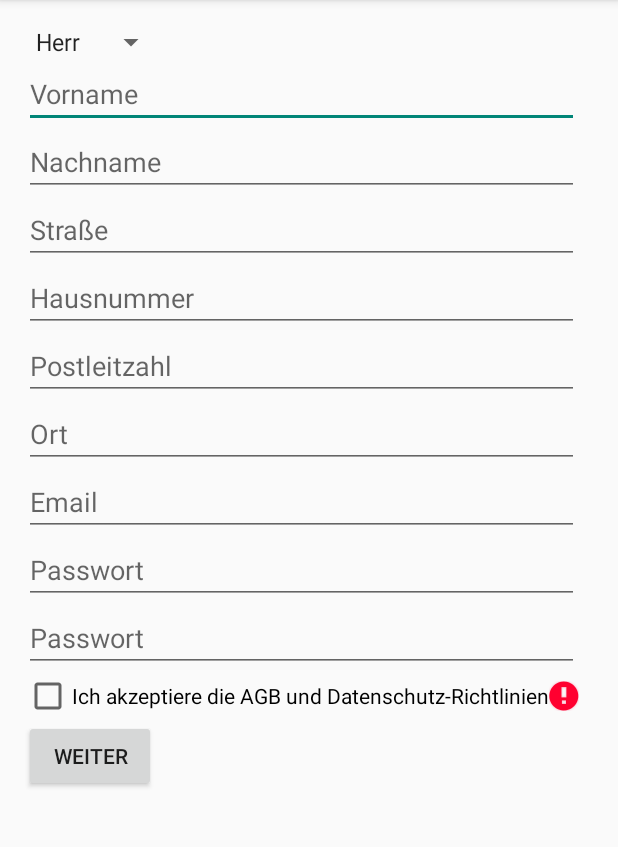
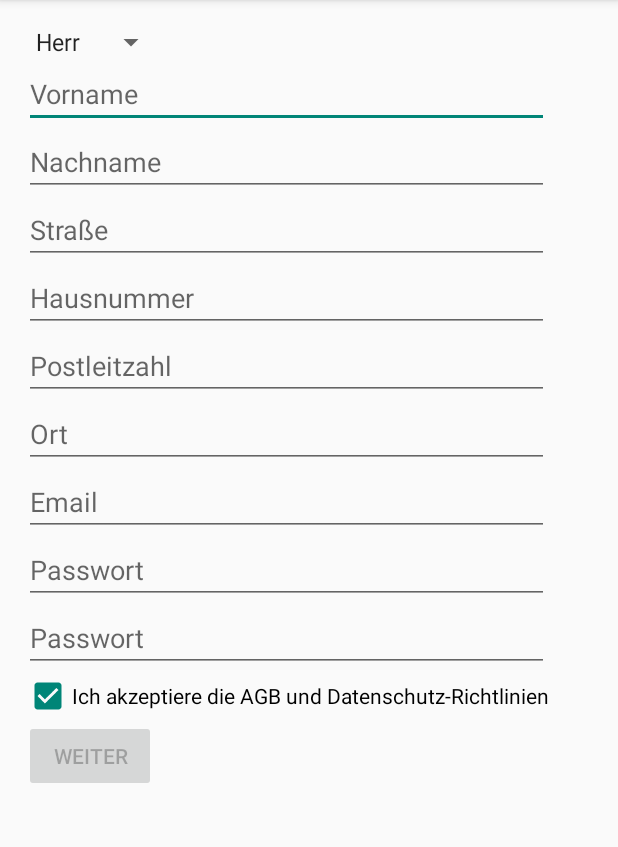
Before and after one commit to DominikS745/App-entwicklung, an Android app: the RegistrierenActivity screen opened directly, with no data from a screen before it, in the options menu, after a tap on "Einstellungen", on a phone screen of 412 x 824 dp, the part 84-931 px from its top. Run offline under Robolectric (Android 15) with nearby library versions, the phone set to English and light mode, and no system bars.

Commit message:
CheckboxListener/Button(de-)aktivierung/Fehlerausgabe implementiert bzw. optimiert

```diff
--- a/app/src/main/java/de/dhbw/pizzabutler/RegistrierenActivity.java
+++ b/app/src/main/java/de/dhbw/pizzabutler/RegistrierenActivity.java
@@ -9,6 +9,7 @@ import android.text.TextWatcher;
 import android.view.Menu;
 import android.view.MenuItem;
 import android.view.View;
+import android.widget.Button;
 import android.widget.CheckBox;
 import android.widget.EditText;
 import android.widget.Spinner;
@@ -29,7 +30,19 @@ public class RegistrierenActivity extends AppCompatActivity {
     private EditText passwortET;
     private EditText passwortCheckET;
     private CheckBox agb_check_CB;
-    private String fehler = "";
+    private Button accept_button;
+
+    //Hilfsvariabeln zur Buttonaktivierung / -deaktivierung
+    private boolean aHilf = false;
+    private boolean bHilf = false;
+    private boolean cHilf = false;
+    private boolean dHilf = false;
+    private boolean eHilf = false;
+    private boolean fHilf = false;
+    private boolean gHilf = false;
+    private boolean hHilf = false;
+    private boolean iHilf = false;
+    private boolean jHilf = false;
 
     @Override
     protected void onCreate(Bundle savedInstanceState) {
@@ -47,7 +60,7 @@ public class RegistrierenActivity extends AppCompatActivity {
         passwortET = (EditText) findViewById(R.id.passwort_register);
         passwortCheckET = (EditText) findViewById(R.id.passwort_match);
         agb_check_CB = (CheckBox) findViewById(R.id.agb_check);
-
+        accept_button = (Button) findViewById(R.id.weiter_button);
 
         /**
          * Validierung der Eingabedaten;
@@ -76,9 +89,13 @@ public class RegistrierenActivity extends AppCompatActivity {
             {
                 String vorname = vornameET.getText().toString();
                 if ((!Pattern.matches(regexName, vorname) && !Pattern.matches(regexDName,vorname)) || vorname.length() < 2) {
-                    fehler += "Bitte geben Sie einen gültigen Vornamen ein.";
                     vornameET.setError(getString(R.string.vorname_fehler));
+                    aHilf = false;
                 }
+                else{
+                    aHilf = true;
+                }
+                changeButton();
             }
         });
 
@@ -96,9 +113,13 @@ public class RegistrierenActivity extends AppCompatActivity {
             {
                 String nachname = nachnameET.getText().toString();
                 if ((!Pattern.matches(regexName, nachname) && !Pattern.matches(regexDName,nachname)) || nachname.length() < 4) {
-                    fehler += "Bitte geben Sie einen gültigen Nachnamen ein.";
                     nachnameET.setError(getString(R.string.nachname_fehler));
+                    bHilf = false;
                 }
+                else{
+                    bHilf = true;
+                }
+                changeButton();
             }
         });
 
@@ -106,20 +127,35 @@ public class RegistrierenActivity extends AppCompatActivity {
         strasseET.addTextChangedListener(new TextWatcher() {
 
             @Override
-            public void onTextChanged(CharSequence s, int st, int b, int c) {}
-
-            @Override
-            public void beforeTextChanged(CharSequence s, int st, int c, int a)
+            public void onTextChanged(CharSequence s, int st, int b, int c)
             {
                 String strasse = strasseET.getText().toString();
                 if (strasse.isEmpty()) {
-                    fehler += "Bitte geben Sie eine Straße ein.";
                     strasseET.setError(getString(R.string.strasse_fehler));
+                    cHilf = false;
                 }
+                else{
+                    cHilf = true;
+                }
+                changeButton();
             }
 
             @Override
-            public void afterTextChanged(Editable s) {}
+            public void beforeTextChanged(CharSequence s, int st, int c, int a) {}
+
+            @Override
+            public void afterTextChanged(Editable s)
+            {
+                String strasse = strasseET.getText().toString();
+                if (strasse.isEmpty()) {
+                    strasseET.setError(getString(R.string.strasse_fehler));
+                    cHilf = false;
+                }
+                else{
+                    cHilf = true;
+                }
+                changeButton();
+            }
         });
 
         //Validierung des Feldes Hausnummer nach erfolgter Eingabe
@@ -136,9 +172,13 @@ public class RegistrierenActivity extends AppCompatActivity {
             {
                 String hausnummer = hausnummerET.getText().toString();
                 if (!Pattern.matches(regexHnr, hausnummer) || hausnummer.length() > 5) {
-                    fehler += "Bitte geben Sie eine gültige Hausnummer ein.";
                     hausnummerET.setError(getString(R.string.hnr_fehler));
+                    dHilf = false;
                 }
+                else{
+                    dHilf = true;
+                }
+                changeButton();
             }
         });
 
@@ -156,9 +196,13 @@ public class RegistrierenActivity extends AppCompatActivity {
             {
                 String plz = plzET.getText().toString();
                 if (!Pattern.matches(regexPlz, plz)) {
-                    fehler += "Bitte geben Sie eine gültige PLZ ein.";
                     plzET.setError(getString(R.string.plz_fehler));
+                    eHilf = false;
                 }
+                else{
+                    eHilf = true;
+                }
+                changeButton();
             }
         });
 
@@ -176,10 +220,13 @@ public class RegistrierenActivity extends AppCompatActivity {
             {
                 String ort = ortET.getText().toString();
                 if ((!Pattern.matches(regexName, ort) && !Pattern.matches(regexDName, ort)) || ort.length()< 3 || ort.length() > 32) {
-                    fehler += "Bitte geben Sie einen gültigen Wohnort ein.";
                     ortET.setError(getString(R.string.ort_fehler));
+                    fHilf = false;
                 }
-
+                else{
+                    fHilf = true;
+                }
+                changeButton();
             }
         });
 
@@ -197,10 +244,13 @@ public class RegistrierenActivity extends AppCompatActivity {
             {
                 String email = emailET.getText().toString();
                 if (!(email.contains("@") && email.contains("."))) {
-                    fehler += "Bitte geben Sie eine gültige Email-Adresse ein.";
                     emailET.setError(getString(R.string.email_fehler));
+                    gHilf = false;
                 }
-
+                else{
+                    gHilf = true;
+                }
+                changeButton();
             }
         });
 
@@ -218,10 +268,13 @@ public class RegistrierenActivity extends AppCompatActivity {
             {
                 String passwort = passwortET.getText().toString();
                 if (passwort.length() < 8 || passwort.length() > 12) {
-                    fehler += "Bitte geben Sie ein Passwort ein.";
                     passwortET.setError(getString(R.string.passwort_fehler));
+                    hHilf = false;
                 }
-
+                else{
+                    hHilf = true;
+                }
+                changeButton();
             }
         });
 
@@ -240,18 +293,32 @@ public class RegistrierenActivity extends AppCompatActivity {
                 String passwort = passwortET.getText().toString();
                 String passwortCheck = passwortCheckET.getText().toString();
                 if(!passwort.equals(passwortCheck)) {
-                    fehler += "Bitte geben sie Ihr Passwort erneut ein.";
                     passwortCheckET.setError(getString(R.string.passwort_check_fehler));
+                    iHilf = false;
                 }
-
+                else{
+                    iHilf = true;
+                }
+                changeButton();
             }
         });
 
+        //Überprüfung der Checkbox (clicked or not clicked)
+        agb_check_CB.setOnClickListener(new View.OnClickListener() {
 
-        if (!agb_check_CB.isChecked()) {
-            fehler += "Bitte akzeptieren Sie die AGB's und Datenschutzrichtlinien.";
-            agb_check_CB.setError(getString(R.string.agb_fehler));
-        }
+            @Override
+            public void onClick(View v) {
+                if (!agb_check_CB.isChecked()) {
+                    agb_check_CB.setError(getString(R.string.agb_fehler));
+                    jHilf = false;
+                }
+                else{
+                    agb_check_CB.setError(null);
+                    jHilf = true;
+                }
+                changeButton();
+            }
+        });
     }
 
     @Override
@@ -295,12 +362,20 @@ public class RegistrierenActivity extends AppCompatActivity {
         nutzerDatenAnzeigen.putExtra("passwort", passwortET.getText().toString());
         nutzerDatenAnzeigen.putExtra("agb_check", agb_check_CB.isChecked());
 
+        startActivity(nutzerDatenAnzeigen);
+    }
 
-        if (!fehler.isEmpty()) {
-            Toast failure = Toast.makeText(this, fehler, Toast.LENGTH_SHORT);
-            failure.show();
-        } else {
-            startActivity(nutzerDatenAnzeigen);
+    //enable or disable button
+    private void changeButton() {
+
+        //Wenn keine Fehler vorhanden sind, aktiviere den Button
+        if (aHilf && bHilf && cHilf && dHilf && eHilf && fHilf && gHilf && hHilf && iHilf && jHilf){
+            accept_button.setEnabled(true);
+        }
+
+        //Wenn Fehler vorhanden sind, deaktiviere den Button
+        else{
+            accept_button.setEnabled(false);
         }
     }
 }
--- a/app/src/main/res/layout/activity_registrieren.xml
+++ b/app/src/main/res/layout/activity_registrieren.xml
@@ -90,10 +90,12 @@
             android:text="@string/agb" />
 
         <Button
+            android:id="@+id/weiter_button"
             android:layout_width="wrap_content"
             android:layout_height="wrap_content"
             android:onClick="registrierungAbschliessen"
-            android:text="@string/weiter" />
+            android:text="@string/weiter"
+            android:enabled="false"/>
 
     </LinearLayout>
 </ScrollView>
--- a/app/src/main/res/values/strings.xml
+++ b/app/src/main/res/values/strings.xml
@@ -18,16 +18,16 @@
     <string name="email_hint">Email</string>
 
     <!-- Fehler Registrierung -->
-    <string name="vorname_fehler">Ungültiger Vorname</string>
-    <string name="nachname_fehler">Ungültiger Nachname</string>
-    <string name="strasse_fehler">Ungültige Straße</string>
-    <string name="hnr_fehler">Ungültige Hausnummer</string>
-    <string name="plz_fehler">Ungültige PLZ</string>
-    <string name="ort_fehler">Ungültiger Ort</string>
-    <string name="email_fehler">Ungültige Email</string>
+    <string name="vorname_fehler"></string>
+    <string name="nachname_fehler"></string>
+    <string name="strasse_fehler"></string>
+    <string name="hnr_fehler"></string>
+    <string name="plz_fehler"></string>
+    <string name="ort_fehler"></string>
+    <string name="email_fehler"></string>
     <string name="passwort_fehler">Das Passwort muss zwischen 8 und 12 Zeichen beinhalten</string>
     <string name="passwort_check_fehler">Bitte Passwort erneut eingeben</string>
-    <string name="agb_fehler"></string>
+    <string name="agb_fehler">Bitte akzeptieren Sie die AGBs</string>
 
     <!-- Texte für die Nutzerdaten -->
     <string name="name">Ihr Name: </string>
```
